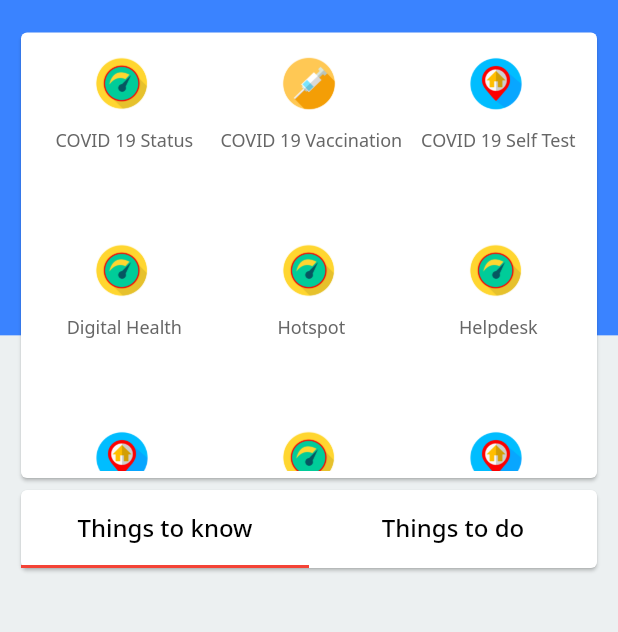
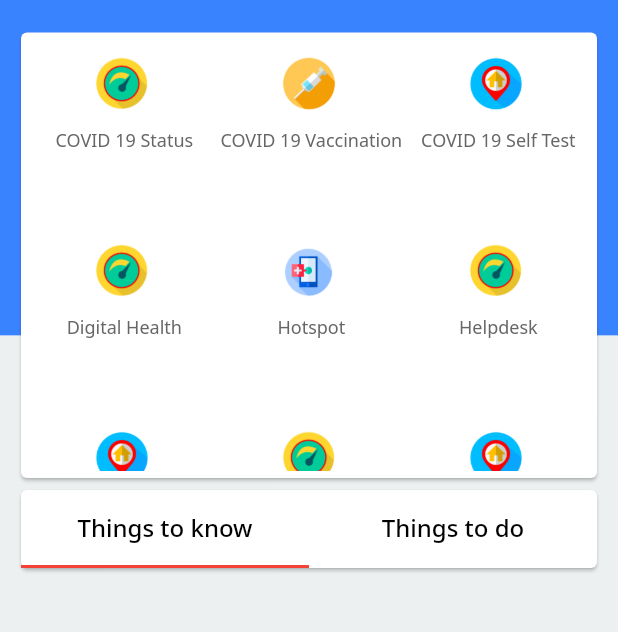
Before and after one commit to chowdhuryshakur/my-sejahtera, a Flutter app: the HomePage screen opened directly, on a phone screen of 412 x 824 dp, the part 97-729 px from its top. Run offline on Flutter 3.47's test engine with Material 2 defaults, Android fonts, the phone set to English and light mode, and no system bars; our stand-ins replace get, shared_preferences; accounts and stored records are empty; network calls fail.

Commit message:
add some icons

```diff
--- a/lib/views/home.dart
+++ b/lib/views/home.dart
@@ -34,7 +34,7 @@ List<Blog> Blogs = [
       title: 'Digital Health',
       coverPhoto: 'img/COVID---19-Status.png',
       description: '/digitalHealth'),
-  new Blog(title: 'Hotspot', coverPhoto: 'img/COVID---19-Status.png'),
+  new Blog(title: 'Hotspot', coverPhoto: 'img/digital-health.png'),
   new Blog(
       title: 'Helpdesk',
       description: 'this is the description',
--- a/lib/views/layout.dart
+++ b/lib/views/layout.dart
@@ -4,7 +4,6 @@ import 'package:flutter/rendering.dart';
 import 'package:simple_blog_app/views/checkIn.dart';
 import 'package:simple_blog_app/views/home.dart';
 import 'package:simple_blog_app/views/profile.dart';
-import 'package:simple_blog_app/widget/subCategory.dart';
 import 'package:simple_blog_app/views/statistics.dart';
 
 class Layout extends StatefulWidget {
```
Also changed, not shown: pubspec.yaml (+29 -0 lines).
